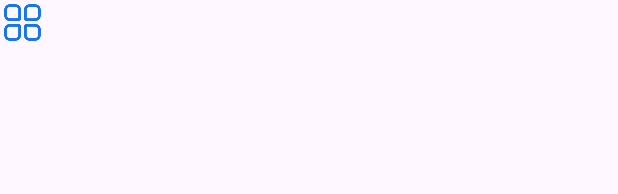
After one commit to Cheng2379/LauncherDemo, an Android app: the layout item_media_app.xml on its own in the app's theme, with its tools: preview values and no code run, on a phone screen of 412 x 824 dp. The commit adds this screen. Shown: the top 194 px of the screen. Run offline under Robolectric (Android 15) with nearby library versions, the phone set to English and light mode, and no system bars.

Commit message:
feat: 新增实时根据监听媒体应用播放状态更新界面UI与模型数据

```diff
--- /dev/null
+++ b/app/src/main/res/layout/item_media_app.xml
@@ -0,0 +1,21 @@
+<?xml version="1.0" encoding="utf-8"?>
+<RelativeLayout xmlns:android="http://schemas.android.com/apk/res/android"
+    android:layout_width="120dp"
+    android:layout_height="wrap_content"
+    android:gravity="center_vertical"
+    android:orientation="horizontal">
+
+    <ImageView
+        android:id="@+id/item_media_app"
+        android:layout_width="30dp"
+        android:layout_height="30dp"
+        android:background="@drawable/img_app"/>
+
+    <TextView
+        android:id="@+id/item_media_text"
+        android:layout_width="wrap_content"
+        android:layout_height="wrap_content"
+        android:layout_centerVertical="true"
+        android:layout_alignParentEnd="true"
+        android:textSize="13sp"/>
+</RelativeLayout>
--- a/app/src/main/res/layout/view_card_music.xml
+++ b/app/src/main/res/layout/view_card_music.xml
@@ -37,7 +37,7 @@
             android:layout_gravity="right"
             android:layout_marginRight="10dp"
             android:gravity="center_vertical"
-            android:text="酷狗音乐"
+            android:text="暂无音源"
             android:textColor="@color/white"
             android:textSize="10dp" />
 
@@ -72,7 +72,7 @@
                 android:id="@+id/music_name_and_singer"
                 android:layout_width="wrap_content"
                 android:layout_height="wrap_content"
-                android:text="婚礼的祝福-陈奕迅"
+                android:text="无播放"
                 android:textColor="@color/white" />
 
             <SeekBar
```
Also changed, not shown: app/src/main/java/com/example/launcherdemo/util/ExpandTool.kt (+11 -10 lines), app/src/main/java/com/example/launcherdemo/view/MusicCardView.kt (+99 -46 lines).
